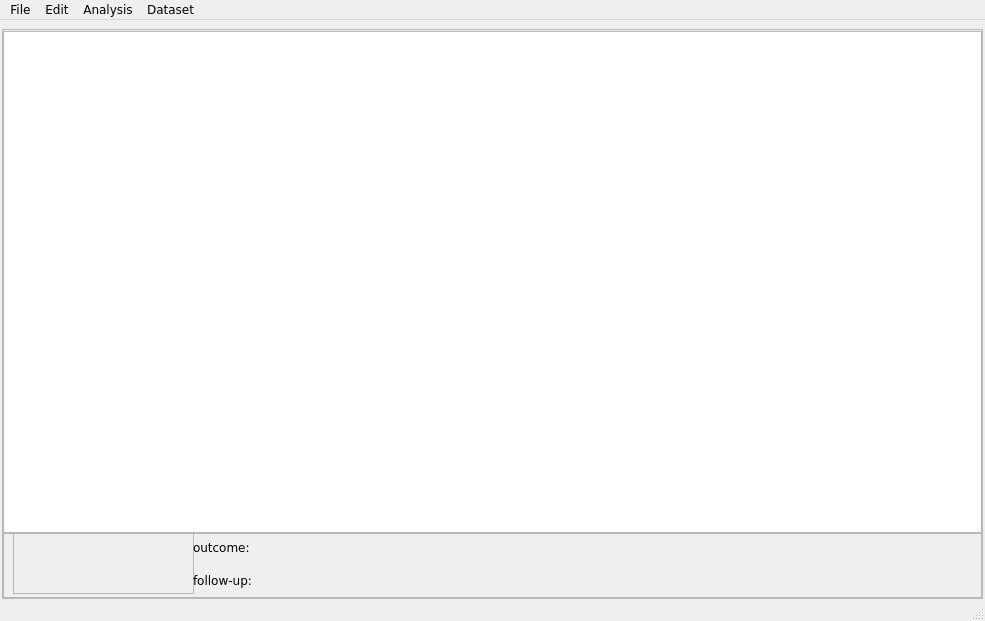
Old version of the form meta.ui in the repository bwallace/OpenMeta-analyst-.
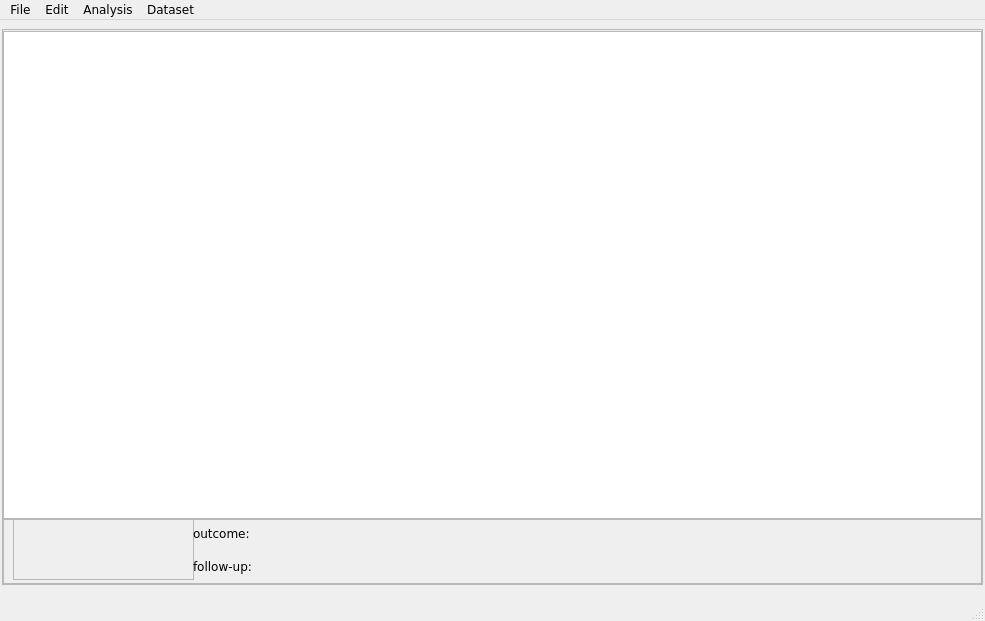
New version of the form. Icons and pictures are not drawn.

Diff of the .ui file:
```diff
--- a/meta.ui
+++ b/meta.ui
@@ -31,7 +31,7 @@
    <property name="cursor">
     <cursorShape>ArrowCursor</cursorShape>
    </property>
-   <layout class="QHBoxLayout" name="horizontalLayout">
+   <layout class="QVBoxLayout" name="verticalLayout_3">
     <property name="spacing">
      <number>0</number>
     </property>
@@ -345,6 +345,13 @@
       </layout>
      </widget>
     </item>
+    <item>
+     <widget class="QLabel" name="dataset_file_lbl">
+      <property name="text">
+       <string/>
+      </property>
+     </widget>
+    </item>
    </layout>
   </widget>
   <widget class="QMenuBar" name="menu_bar">
```
Left out of the diff: 12 changed lines with no effect on the pictures.
